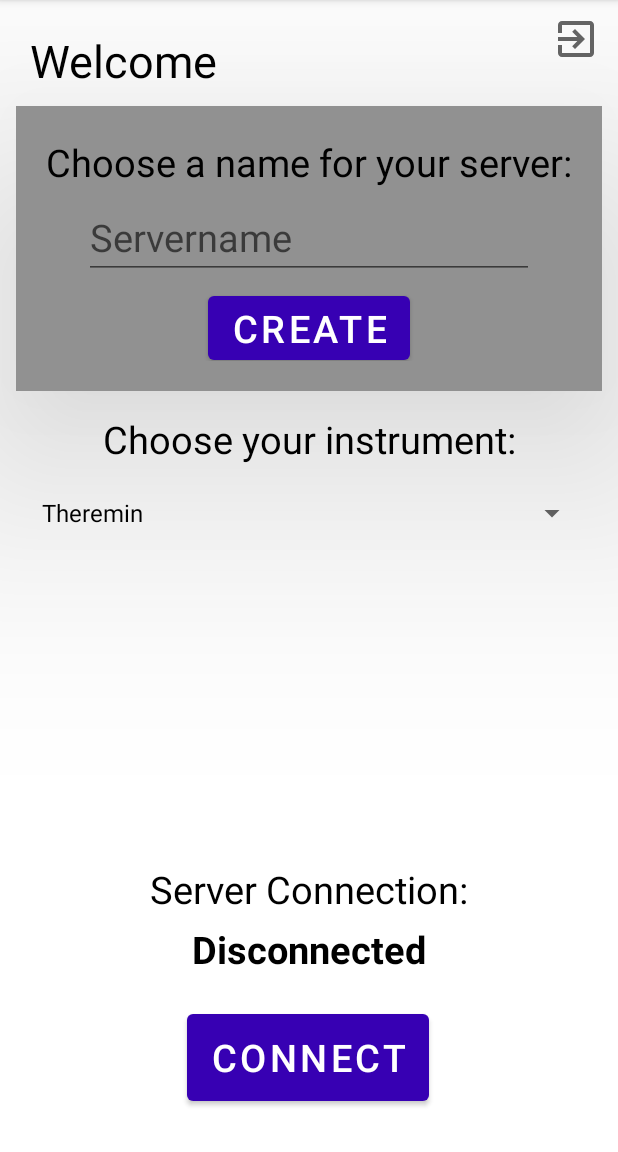
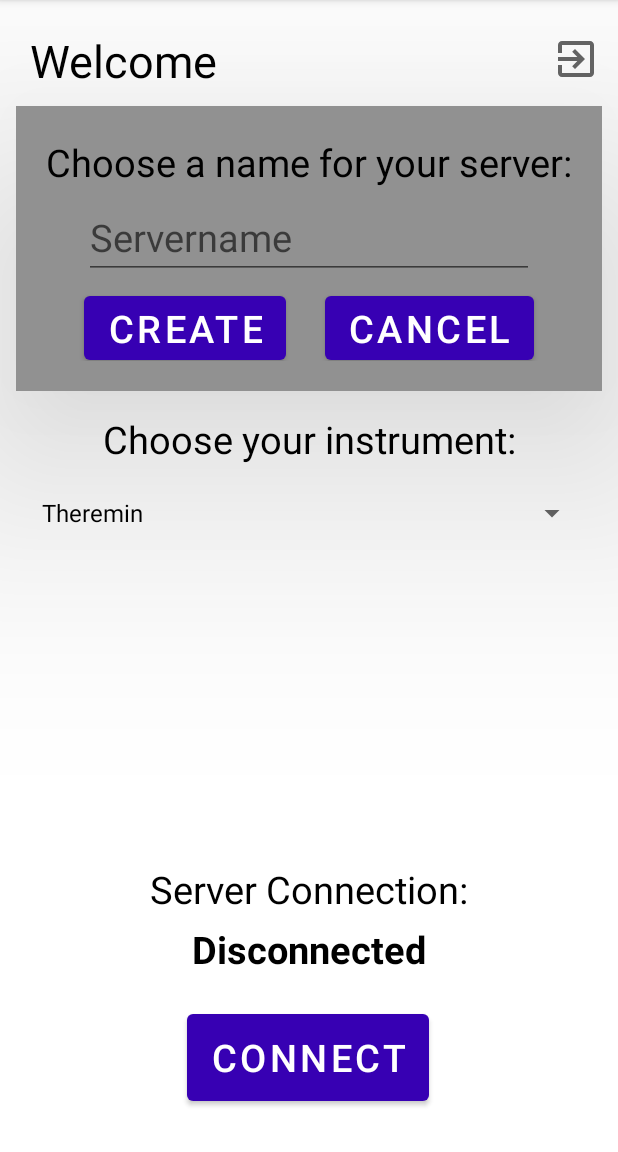
Before and after one commit to takispig/MusicColab, an Android app: the PreLobby screen opened directly, with no data from a screen before it, after a tap on "CREATE NEW SERVER", on a phone screen of 412 x 824 dp, the part 84-1236 px from its top. Run offline under Robolectric (Android 15) with nearby library versions, the phone set to English and light mode, and no system bars; libraries missing offline, so code that uses them is left out: xdroid.toaster; 1 statement that could not run was skipped.

Commit message:
JoinServer ready + Adding JoinServer GUI + added Cancel buttons in CreateServer and JoinServer

```diff
--- a/MusicColabApp/app/src/main/java/com/example/musiccolab/PreLobby.java
+++ b/MusicColabApp/app/src/main/java/com/example/musiccolab/PreLobby.java
@@ -40,6 +40,12 @@ public class PreLobby extends AppCompatActivity implements View.OnClickListener
         logout.setOnClickListener(this);
         Button create = findViewById(R.id.create);
         create.setOnClickListener(this);
+        Button join = (Button) findViewById(R.id.join);
+        join.setOnClickListener(this);
+        Button cancel_create = (Button) findViewById(R.id.cancel_create);
+        cancel_create.setOnClickListener(this);
+        Button cancel_join = (Button) findViewById(R.id.cancel_join);
+        cancel_join.setOnClickListener(this);
 
         // Update the Username from the Client (data are stored from login)
         Client.getInstance();
@@ -75,7 +81,7 @@ public class PreLobby extends AppCompatActivity implements View.OnClickListener
         if (view.getId() == R.id.create_server) {
             findViewById(R.id.create_server_popup).setVisibility(View.VISIBLE);
         }
-        else if (view.getId() == R.id.create) {
+        if (view.getId() == R.id.create) {
             System.out.println("Created has been pressed");
             EditText name = findViewById(R.id.servername);
             System.out.println("Servername: "+name.getText().toString());
@@ -107,11 +113,48 @@ public class PreLobby extends AppCompatActivity implements View.OnClickListener
                 toast("Error while Creating the Lobbt\nPlease try again");
             }
         }
-        else if (view.getId() == R.id.join_server) {
-            // do some stuff
-            toast("Join Server is not yet implemented");
+        if (view.getId() == R.id.cancel_create) {
+            findViewById(R.id.create_server_popup).setVisibility(View.GONE);
         }
-        else if (view.getId() == R.id.logout) {
+        if (view.getId() == R.id.join_server) {
+            findViewById(R.id.join_server_popup).setVisibility(View.VISIBLE);
+        }
+        if (view.getId() == R.id.join) {
+            CommunicationHandling.getInstance();
+            EditText lobbyID_text = findViewById(R.id.lobbyID);
+            lobbyID = Integer.parseInt(lobbyID_text.getText().toString());
+            System.out.println("LobbyID: " + lobbyID);
+            if (lobbyID_text.getText().toString().equals("")){
+                toast("Please enter server name");
+                return;
+            }
+            else {
+                CommunicationHandling.lobbyID = lobbyID;
+            }
+            findViewById(R.id.join_server_popup).setVisibility(View.GONE);
+            new JoinThread().start();
+            try {
+                Thread.sleep(300);
+            } catch (InterruptedException e) {
+                e.printStackTrace();
+            }
+            System.out.println("LobbyName: " + lobbyName + " with conf-code : " + CommunicationHandling.confirmation);
+            if (CommunicationHandling.confirmation==5) {
+                // this means we successfully created a lobby -> set status Connected with server #Num
+                toast("Lobby Created Successfully\n");
+                TextView lobby = findViewById(R.id.server_status);
+                lobby.setText(String.format("Connected to Lobby #%s\nLobby name: #%s", lobbyID, lobbyName));
+                CommunicationHandling.lobbyName = lobbyName;
+            } else if (CommunicationHandling.confirmation==0) {
+                toast("Connection timeout");
+            } else if (CommunicationHandling.confirmation == 15) {
+                toast("Error while Creating the Lobbt\nPlease try again");
+            }
+        }
+        if (view.getId() == R.id.cancel_join) {
+            findViewById(R.id.join_server_popup).setVisibility(View.GONE);
+        }
+        if (view.getId() == R.id.logout) {
             new LogoutThread().start();
             try {
                 Thread.sleep(100);
@@ -123,13 +166,15 @@ public class PreLobby extends AppCompatActivity implements View.OnClickListener
                 CommunicationHandling.userName = "";
                 CommunicationHandling.email = "";
                 CommunicationHandling.password = "";
+                CommunicationHandling.confirmation = 0;
                 startActivity(new Intent(this, Login.class));
             }else if (CommunicationHandling.confirmation==0){
                 toast("Connection timeout");
             } else if (CommunicationHandling.confirmation == 12) {
                 toast("Couldn't Log you out\nWorst case scenario, exit the App manually");
             }
-        } else if (view.getId() == R.id.connect) {
+        }
+        if (view.getId() == R.id.connect) {
             // do some stuff
             System.out.println("Redirect to Lobby - Testing!");
             if (Instrument == "Theremin") {
--- a/MusicColabApp/app/src/main/res/layout/pre_lobby.xml
+++ b/MusicColabApp/app/src/main/res/layout/pre_lobby.xml
@@ -36,6 +36,7 @@
         style="@style/Widget.AppCompat.ImageButton"
         android:layout_width="wrap_content"
         android:layout_height="wrap_content"
+        android:layout_marginTop="13dp"
         android:backgroundTint="#00FFFFFF"
         android:src="@drawable/ic_baseline_exit_to_app_24"
         app:layout_constraintRight_toRightOf="parent"
@@ -116,8 +117,77 @@
             android:textSize="25sp"
             android:layout_marginTop="5dp"
             app:layout_constraintLeft_toLeftOf="parent"
+            app:layout_constraintRight_toLeftOf="@id/cancel_create"
+            app:layout_constraintTop_toBottomOf="@id/servername" />
+
+        <Button
+            android:id="@+id/cancel_create"
+            android:layout_width="wrap_content"
+            android:layout_height="wrap_content"
+            android:text="Cancel"
+            android:textSize="25sp"
+            android:layout_marginTop="5dp"
+            app:layout_constraintLeft_toRightOf="@id/create"
             app:layout_constraintRight_toRightOf="parent"
             app:layout_constraintTop_toBottomOf="@id/servername" />
+    </androidx.constraintlayout.widget.ConstraintLayout>
+
+    <androidx.constraintlayout.widget.ConstraintLayout
+        android:id="@+id/join_server_popup"
+        android:layout_width="wrap_content"
+        android:layout_height="wrap_content"
+        android:background="#919191"
+        android:visibility="gone"
+        android:padding="20dp"
+        android:translationZ="100dp"
+        android:layout_marginTop="10dp"
+        app:layout_constraintLeft_toLeftOf="parent"
+        app:layout_constraintRight_toRightOf="parent"
+        app:layout_constraintTop_toBottomOf="@id/username">
+
+        <TextView
+            android:id="@+id/choose_server_name_2"
+            android:layout_width="wrap_content"
+            android:layout_height="wrap_content"
+            android:text="Type the Lobby's ID you want to join:"
+            android:textSize="25sp"
+            app:layout_constraintLeft_toLeftOf="parent"
+            app:layout_constraintRight_toRightOf="parent"
+            app:layout_constraintTop_toTopOf="parent" />
+
+        <EditText
+            android:id="@+id/lobbyID"
+            android:layout_width="300dp"
+            android:layout_height="wrap_content"
+            android:hint="Servername"
+            android:inputType="textEmailAddress"
+            android:textSize="25sp"
+            android:layout_marginTop="5dp"
+            app:layout_constraintLeft_toLeftOf="parent"
+            app:layout_constraintRight_toRightOf="parent"
+            app:layout_constraintTop_toBottomOf="@id/choose_server_name_2" />
+
+        <Button
+            android:id="@+id/join"
+            android:layout_width="wrap_content"
+            android:layout_height="wrap_content"
+            android:text="Join"
+            android:textSize="25sp"
+            android:layout_marginTop="5dp"
+            app:layout_constraintLeft_toLeftOf="parent"
+            app:layout_constraintRight_toLeftOf="@id/cancel_join"
+            app:layout_constraintTop_toBottomOf="@id/lobbyID" />
+
+        <Button
+            android:id="@+id/cancel_join"
+            android:layout_width="wrap_content"
+            android:layout_height="wrap_content"
+            android:text="Cancel"
+            android:textSize="25sp"
+            android:layout_marginTop="5dp"
+            app:layout_constraintLeft_toRightOf="@id/join"
+            app:layout_constraintRight_toRightOf="parent"
+            app:layout_constraintTop_toBottomOf="@id/lobbyID" />
     </androidx.constraintlayout.widget.ConstraintLayout>
 
 
```
Also changed, not shown: MusicColabApp/app/src/main/java/com/example/musiccolab/CommunicationHandling.java (+1 -9 lines), MusicColabApp/app/src/main/java/com/example/musiccolab/Lobby.java (+20 -2 lines).
